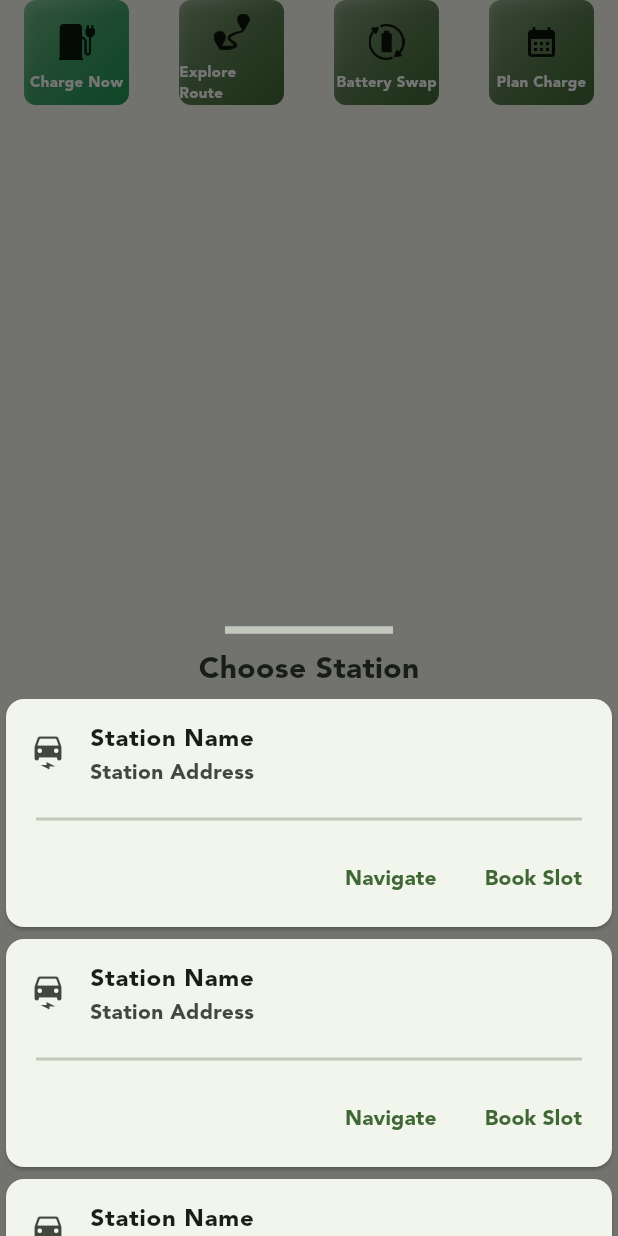
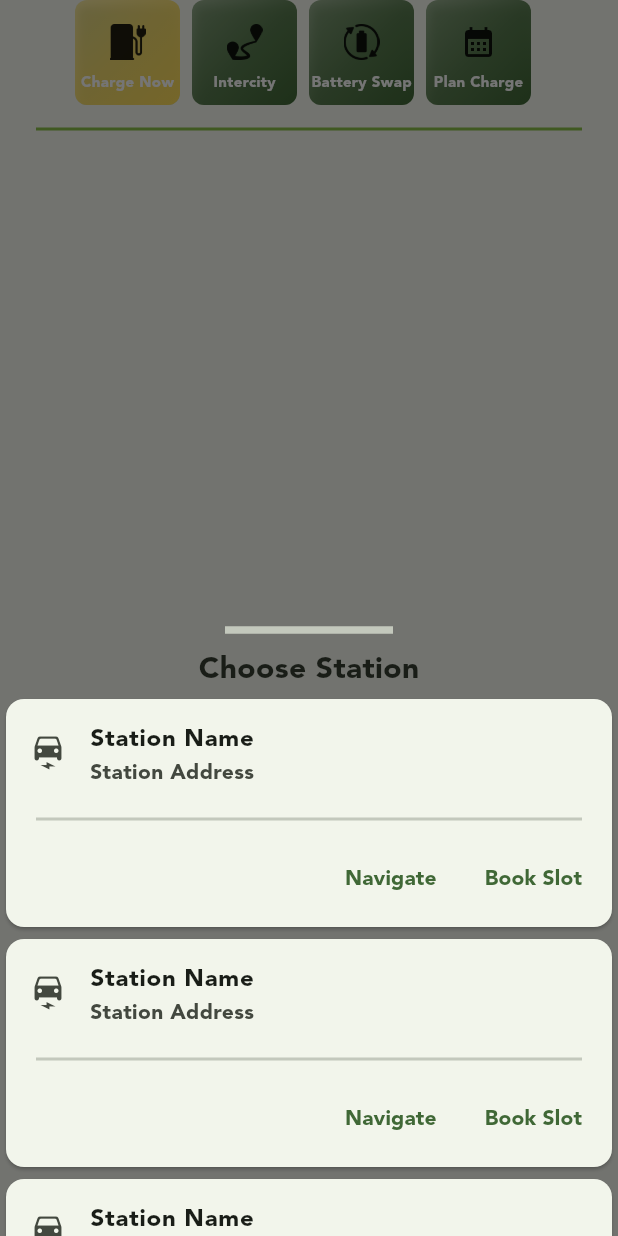
Before and after one commit to Rushour0/eaton_spark, a Flutter app: the ChooseService widget shown alone on an empty page, opened directly, after a tap on an icon or button, on a phone screen of 412 x 824 dp. Run offline on Flutter 3.47's test engine with Material 2 defaults, Android fonts, the phone set to English and light mode, and no system bars; our stand-ins replace cloud_firestore, equatable, firebase_auth, firebase_core, flutter_bloc, flutter_speed_dial and 2 more; missing offline and left inert: geolocator_android, polyline_do; accounts and stored records are empty.

Commit message:
icon fix

```diff
--- a/lib/src/models/service_tab.dart
+++ b/lib/src/models/service_tab.dart
@@ -1,12 +1,6 @@
 import 'package:equatable/equatable.dart';
 
-enum ServicesTabMode {
-  map,
-  charge_now,
-  explore_route,
-  battery_swap,
-  plan_charge
-}
+enum ServicesTabMode { map, charge_now, intercity, battery_swap, plan_charge }
 
 extension Title on ServicesTabMode {
   String get title {
--- a/lib/src/screens/home/tabs/mobile/dashboard.dart
+++ b/lib/src/screens/home/tabs/mobile/dashboard.dart
@@ -19,7 +19,7 @@ class Dashboard extends StatelessWidget {
     ServicesTabMode.charge_now: ImageIcon(
       AssetImage('assets/images/charging-station.png'),
     ),
-    ServicesTabMode.explore_route: ImageIcon(
+    ServicesTabMode.intercity: ImageIcon(
       AssetImage('assets/images/route.png'),
     ),
     ServicesTabMode.battery_swap: ImageIcon(
--- a/lib/src/services/google_maps/maps.dart
+++ b/lib/src/services/google_maps/maps.dart
@@ -50,7 +50,7 @@ class GoogleMapService {
         _polylines.clear();
         _stationsNearby();
         break;
-      case ServicesTabMode.explore_route:
+      case ServicesTabMode.intercity:
         _markers.clear();
         _polylines.clear();
         _getRoute(source: source, destination: destination, midpoint: true);
--- a/lib/src/widgets/card/icon_card.dart
+++ b/lib/src/widgets/card/icon_card.dart
@@ -36,9 +36,9 @@ class IconCard extends StatelessWidget {
             gradient: LinearGradient(
               colors: isSelected
                   ? [
-                      GlobalColor.success.withOpacity(0.5),
-                      GlobalColor.success.withOpacity(0.8),
-                      GlobalColor.success,
+                      GlobalColor.secondary.withOpacity(0.5),
+                      GlobalColor.secondary.withOpacity(0.8),
+                      GlobalColor.secondary,
                     ]
                   : [
                       Theme.of(context).colorScheme.primary.withOpacity(0.5),
--- a/lib/src/widgets/interaction_fields/choose_service.dart
+++ b/lib/src/widgets/interaction_fields/choose_service.dart
@@ -16,7 +16,7 @@ class ChooseService extends StatelessWidget {
     ServicesTabMode.charge_now: ImageIcon(
       AssetImage('assets/images/charging-station.png'),
     ),
-    ServicesTabMode.explore_route: ImageIcon(
+    ServicesTabMode.intercity: ImageIcon(
       AssetImage('assets/images/route.png'),
     ),
     ServicesTabMode.battery_swap: ImageIcon(
@@ -38,10 +38,12 @@ class ChooseService extends StatelessWidget {
             mainAxisSize: MainAxisSize.min,
             children: [
               Row(
-                mainAxisAlignment: MainAxisAlignment.spaceBetween,
+                mainAxisAlignment: MainAxisAlignment.center,
                 children: _options.entries
                     .map(
-                      (e) => IconCard(
+                      (e) => Padding(
+                        padding: const EdgeInsets.only(right: 8.0),
+                        child: IconCard(
                             size: 70,
                             icon: e.value,
                             text: e.key.title,
@@ -49,15 +51,25 @@ class ChooseService extends StatelessWidget {
                             onTap: () async {
                               BlocProvider.of<ServicesTabBloc>(context)
                                   .changeMode(e.key);
-                            await showModalBottomSheet(
+                              if (e.key == ServicesTabMode.charge_now) {
+                                showModalBottomSheet(
                                     isScrollControlled: true,
                                     backgroundColor: Colors.transparent,
                                     enableDrag: true,
                                     context: context,
-                                builder: (context) => ServicesTabBottomSheet());
+                                    builder: (context) =>
+                                        ServicesTabBottomSheet());
+                              }
                             }),
+                      ),
                     )
                     .toList(),
+              ),
+              Divider(
+                color: Colors.lightGreen,
+                thickness: 2,
+                indent: 8,
+                endIndent: 8,
               ),
               if (state.mode != ServicesTabMode.charge_now &&
                   state.mode != ServicesTabMode.map)
@@ -96,7 +108,7 @@ class MapInputField extends StatelessWidget {
       TextEditingController();
 
   static final Map<ServicesTabMode, List<Widget>> _modeWise = {
-    ServicesTabMode.explore_route: <Widget>[
+    ServicesTabMode.intercity: <Widget>[
       MapQueryField(controller: _fromController, labelText: 'From'),
       MapQueryField(controller: _toController, labelText: 'To'),
     ],
@@ -115,7 +127,15 @@ class MapInputField extends StatelessWidget {
 
   @override
   Widget build(BuildContext context) {
-    return ExpansionTile(
+    return Theme(
+      data: Theme.of(context).copyWith(dividerColor: Colors.transparent),
+      child: Container(
+        padding: const EdgeInsets.all(8),
+        decoration: BoxDecoration(
+          color: Theme.of(context).colorScheme.primary.withAlpha(20),
+          borderRadius: BorderRadius.circular(8),
+        ),
+        child: ExpansionTile(
           key: Key('map_input_field'),
           initiallyExpanded: true,
           title: Text(
@@ -142,11 +162,19 @@ class MapInputField extends StatelessWidget {
                         planDate: _plandateController.text,
                         planTime: _plantimeController.text,
                       );
+                      showModalBottomSheet(
+                          isScrollControlled: true,
+                          backgroundColor: Colors.transparent,
+                          enableDrag: true,
+                          context: context,
+                          builder: (context) => ServicesTabBottomSheet());
                     },
                     child: Text('Go'),
                   ),
                 ),
               ],
+        ),
+      ),
     );
   }
 }
```
Lines whose indentation alone changed are shown as unchanged.
